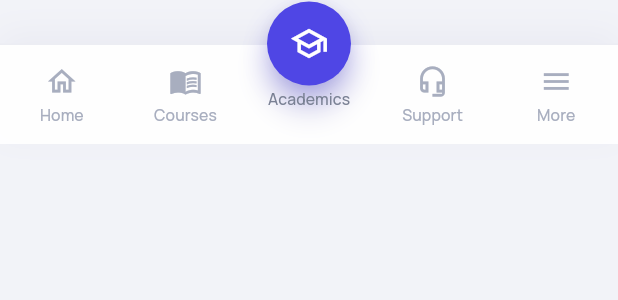
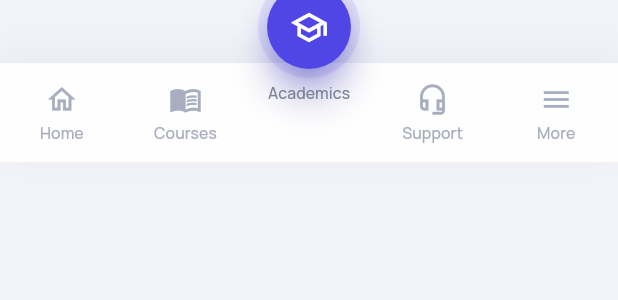
Before and after one commit to Tushaaaaarrrrrr/Teaching-llm, a Flutter app: the MobileBottomNav widget shown alone on an empty page, opened directly with empty values, on a phone screen of 412 x 824 dp. Shown: the top 300 px of the screen. Run offline on Flutter 3.47's test engine with Material 3 defaults, Android fonts, the phone set to English and light mode, and no system bars; our stand-ins replace cached_network_image, chewie, dio, flutter_riverpod, flutter_secure_storage, go_router and 5 more; missing offline and left inert: flutter_pdfview, youtube_explode_dart; accounts and stored records are empty; network calls fail.

Commit message:
fix(app): status-bar overlap, lecture composer, bottom-nav FAB, landscape player
Four UI fixes from the round of bug reports:

1. Home greeting overlapped the status bar
   AppScaffold now wraps its child in SafeArea(top:true,bottom:false) so the
   greeting block sits below the notch. Inner pages with their own
   Scaffold + SafeArea are unaffected (SafeArea is a no-op when the inset
   has already been consumed).

2. Lecture Discussion composer hid behind the system gesture bar
   Was padding by MediaQuery.viewInsets.bottom (keyboard only). Now also
   considers viewPadding.bottom so it lifts above the system nav even
   when no keyboard is open. Picks the larger of the two so the keyboard
   override still works.

3. Bottom-nav Academics FAB looked flush with the bar
   Bumped the FAB position from bottom:24 to bottom:40 and wrapped the
   purple circle in a soft 68px halo ring (brand at 10% opacity).
   Stronger Material elevation (8 -> 10) + a higher-saturation shadow
   sells the floating look. Container height grew from 96 to 108 to make
   room for the more elevated FAB.

4. Lecture player squished in landscape
   Was wrapped in an AspectRatio inside a Column with the back bar +
   metadata + tabs above. In landscape the LecturePage now drops every
   chrome and lets the player consume the full viewport (parent
   Scaffold's SafeArea is skipped in landscape so notches don't carve
   into the video either). Rotate to portrait to get the tabs back.

Co-Authored-By: Claude Opus 4.7 <noreply@anthropic.com>

```diff
--- a/flutter_app/lib/shared/widgets/mobile_bottom_nav.dart
+++ b/flutter_app/lib/shared/widgets/mobile_bottom_nav.dart
@@ -33,7 +33,7 @@ class MobileBottomNav extends StatelessWidget {
   @override
   Widget build(BuildContext context) {
     return SizedBox(
-      height: 96, // bar (66) + extra room for the elevated FAB
+      height: 108, // bar (66) + room for the more-elevated FAB above
       child: Stack(
         clipBehavior: Clip.none,
         alignment: Alignment.bottomCenter,
@@ -80,9 +80,11 @@ class MobileBottomNav extends StatelessWidget {
             ),
           ),
 
-          // The elevated Academics center button
+          // The elevated Academics center button — pushed up further so it
+          // reads as an above-bar tab indicator rather than overlapping the
+          // bar surface. Soft halo behind it to match the reference UI.
           Positioned(
-            bottom: 24,
+            bottom: 40,
             child: _CenterFab(active: _isActive(_center)),
           ),
         ],
@@ -130,11 +132,22 @@ class _CenterFab extends StatelessWidget {
     return Column(
       mainAxisSize: MainAxisSize.min,
       children: [
-        Material(
+        // Soft halo ring behind the FAB so it reads as floating above the
+        // bar rather than punched through it. Sized larger than the button
+        // and tinted to match the brand color.
+        Container(
+          width: 68,
+          height: 68,
+          decoration: BoxDecoration(
+            shape: BoxShape.circle,
+            color: AppColors.brand.withOpacity(0.10),
+          ),
+          alignment: Alignment.center,
+          child: Material(
             color: AppColors.brand,
             shape: const CircleBorder(),
-          elevation: 8,
-          shadowColor: AppColors.brand.withOpacity(0.45),
+            elevation: 10,
+            shadowColor: AppColors.brand.withOpacity(0.55),
             child: InkWell(
               customBorder: const CircleBorder(),
               onTap: () => context.go('/academics'),
@@ -151,7 +164,8 @@ class _CenterFab extends StatelessWidget {
               ),
             ),
           ),
-        const SizedBox(height: 2),
+        ),
+        const SizedBox(height: 3),
         Text(
           'Academics',
           style: AppTypography.caption.copyWith(
```
Also changed, not shown: flutter_app/lib/features/lecture/lecture_page.dart (+36 -13 lines), flutter_app/lib/shared/widgets/app_scaffold.dart (+10 -1 lines). Lines whose indentation alone changed are shown as unchanged.
